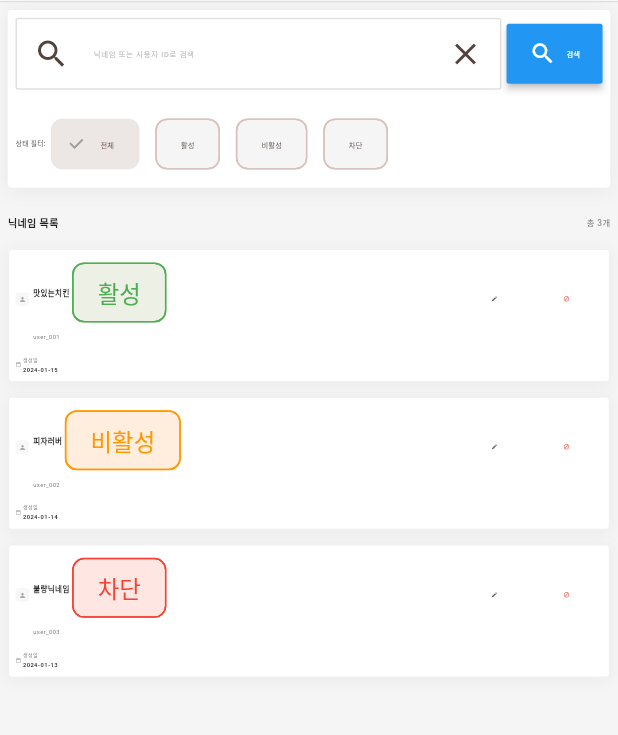
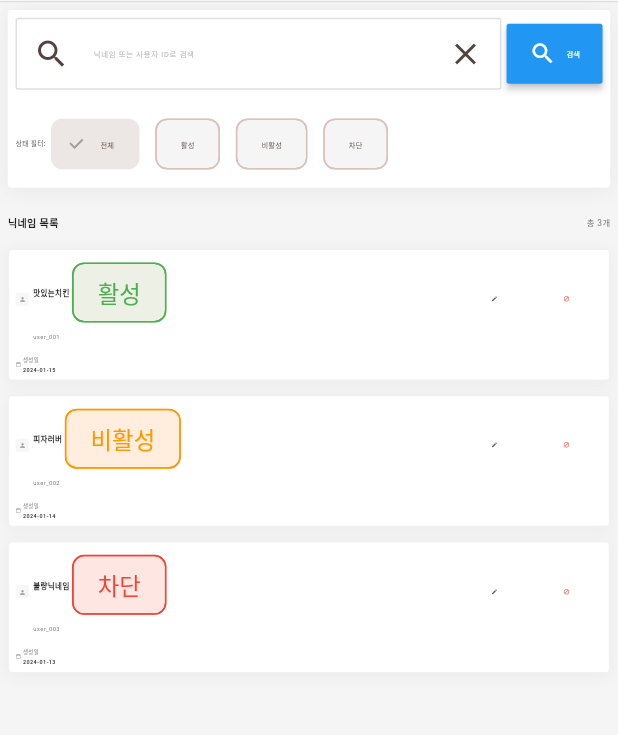
Before and after one commit to dev-yumyum/yumyum_admin, a Flutter app: the NicknameManagementPage screen opened by its route, on a phone screen of 412 x 824 dp, the part 71-806 px from its top. Run offline on Flutter 3.47's test engine with Material 3 defaults, Android fonts, the light colour scheme and no system bars; our stand-ins replace csv, data_table_2, dio, file_picker, fl_chart, flutter_riverpod and 5 more; missing offline and left inert: dart:html, universal_html; accounts and stored records are empty.

Commit message:
닉네임 관리 페이지 폰트 크기 최종 조정 - 고객관리 페이지와 완전 통일 (라벨/값 13.sp)

```diff
--- a/lib/features/nicknames/presentation/pages/nickname_management_page.dart
+++ b/lib/features/nicknames/presentation/pages/nickname_management_page.dart
@@ -355,7 +355,7 @@ class _NicknameManagementPageState extends ConsumerState<NicknameManagementPage>
                           Text(
                             '생성일',
                             style: TextStyle(
-                              fontSize: 12.sp,
+                              fontSize: 13.sp,
                               color: Colors.grey[600],
                               fontWeight: FontWeight.w500,
                             ),
@@ -364,7 +364,7 @@ class _NicknameManagementPageState extends ConsumerState<NicknameManagementPage>
                           Text(
                             data['createdAt']!,
                             style: TextStyle(
-                              fontSize: 14.sp,
+                              fontSize: 13.sp,
                               fontWeight: FontWeight.w600,
                             ),
                           ),
```
